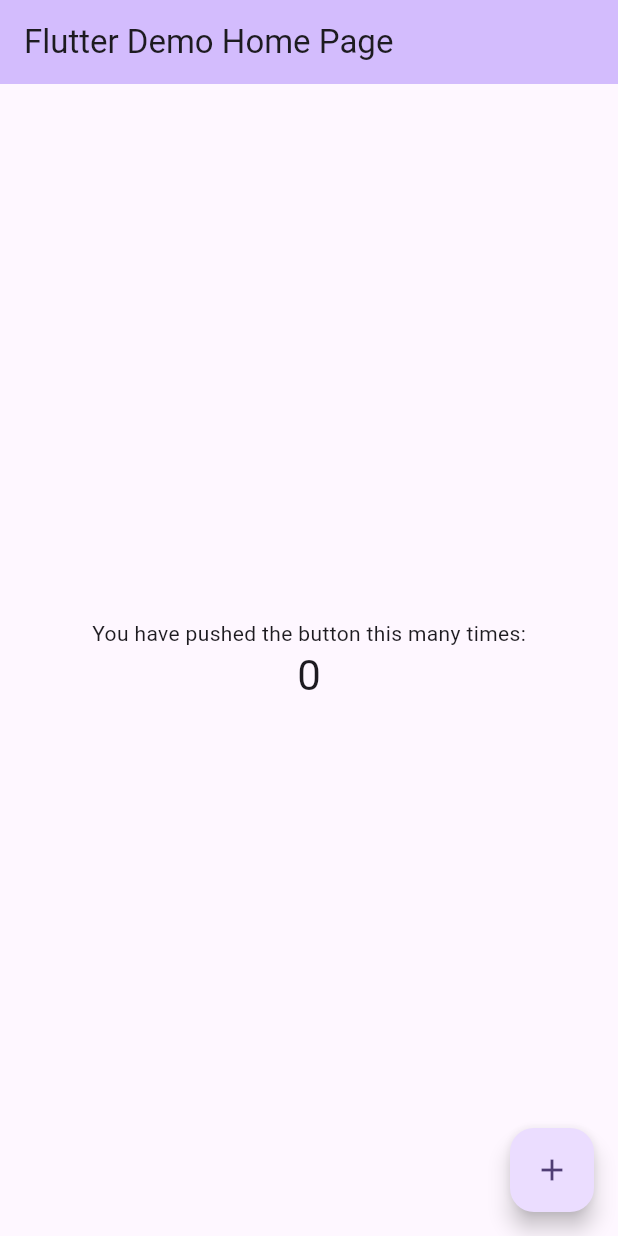
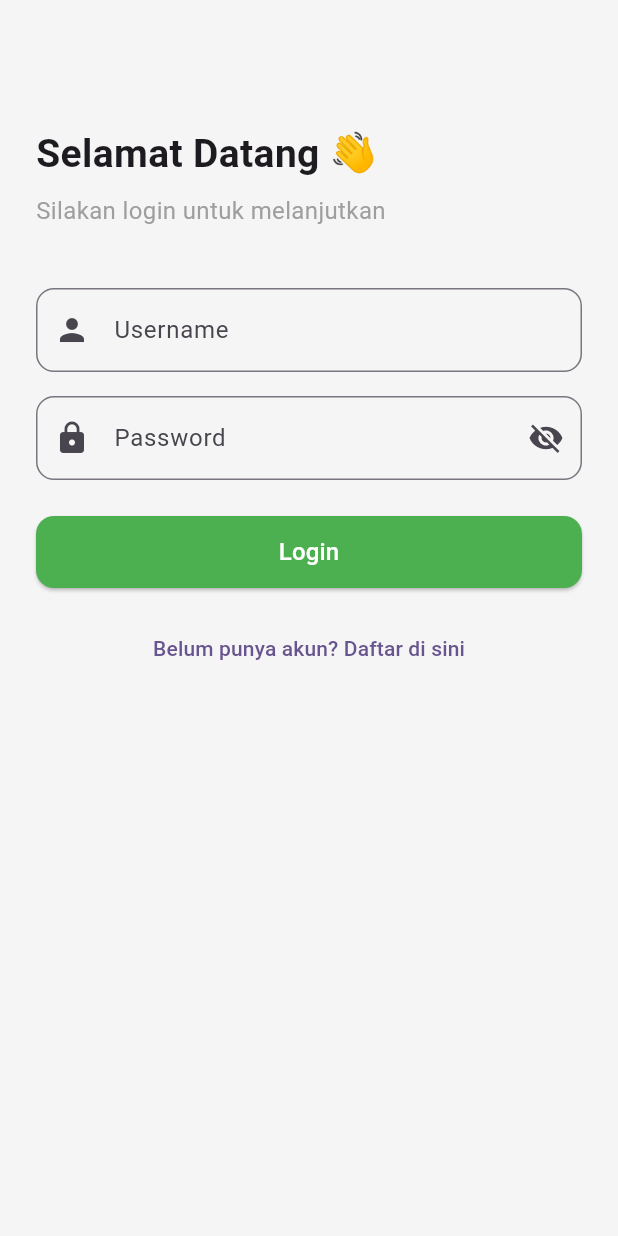
Before and after one commit to Defarrel/Posyandu_app, a Flutter app: the screen it shows after launch, on a phone screen of 412 x 824 dp. Run offline on Flutter 3.47's test engine with Material 3 defaults, Android fonts, the phone set to English and light mode, and no system bars; our stand-ins replace dartz, flutter_secure_storage.

Commit message:
Membuat Login sederhana

```diff
--- /dev/null
+++ b/lib/data/models/request/auth/login_request_model.dart
@@ -0,0 +1,18 @@
+import 'dart:convert';
+
+class LoginRequestModel {
+  final String? username;
+  final String? password;
+
+  LoginRequestModel({this.username, this.password});
+
+  factory LoginRequestModel.fromJson(String str) =>
+      LoginRequestModel.fromMap(json.decode(str));
+
+  String toJson() => json.encode(toMap());
+
+  factory LoginRequestModel.fromMap(Map<String, dynamic> json) =>
+      LoginRequestModel(username: json["username"], password: json["password"]);
+
+  Map<String, dynamic> toMap() => {"username": username, "password": password};
+}
--- /dev/null
+++ b/lib/data/models/response/auth/login_reponse_model.dart
@@ -0,0 +1,41 @@
+import 'dart:convert';
+
+class AuthResponseModel {
+  final String? token;
+  final User? username;
+
+  AuthResponseModel({this.token, this.username});
+
+  factory AuthResponseModel.fromJson(String str) =>
+      AuthResponseModel.fromMap(json.decode(str));
+
+  factory AuthResponseModel.fromMap(Map<String, dynamic> json) =>
+      AuthResponseModel(
+        token: json["token"],
+        username: json["username"] == null
+            ? null
+            : User.fromMap(json["username"]),
+      );
+
+  Map<String, dynamic> toMap() => {
+    "token": token,
+    "username": username?.toMap(),
+  };
+}
+
+class User {
+  final int? id;
+  final String? username;
+  final String? role;
+
+  User({this.id, this.username, this.role});
+
+  factory User.fromMap(Map<String, dynamic> json) =>
+      User(id: json["id"], username: json["username"], role: json["role"]);
+
+  Map<String, dynamic> toMap() => {
+    "id": id,
+    "username": username,
+    "role": role,
+  };
+}
--- /dev/null
+++ b/lib/data/repository/auth_repository.dart
@@ -0,0 +1,55 @@
+import 'dart:convert';
+import 'dart:developer';
+import 'package:dartz/dartz.dart';
+import 'package:flutter_secure_storage/flutter_secure_storage.dart';
+import 'package:http/http.dart' as http;
+import 'package:posyandu_app/data/models/request/auth/login_request_model.dart';
+import 'package:posyandu_app/data/models/response/auth/login_reponse_model.dart';
+import 'package:posyandu_app/services/services_http_client.dart';
+
+class AuthRepository {
+  final ServiceHttpClient _serviceHttpClient;
+  final FlutterSecureStorage _secureStorage = const FlutterSecureStorage();
+
+  AuthRepository(this._serviceHttpClient);
+
+  // Login
+  Future<Either<String, AuthResponseModel>> login(
+    LoginRequestModel requestModel,
+  ) async {
+    try {
+      final http.Response response = await _serviceHttpClient.post(
+        "auth/login",
+        requestModel.toMap(),
+      );
+
+      final jsonResponse = json.decode(response.body);
+      if (response.statusCode == 200) {
+        final authResponse = AuthResponseModel.fromMap(jsonResponse);
+
+        await _secureStorage.write(
+          key: "authToken",
+          value: authResponse.token ?? '',
+        );
+        await _secureStorage.write(
+          key: "userId",
+          value: authResponse.username?.id.toString() ?? '',
+        );
+        await _secureStorage.write(
+          key: "userName",
+          value: authResponse.username?.username ?? '',
+        );
+
+        log("Login success: ${authResponse.username?.username}");
+        return Right(authResponse);
+      } else {
+        final message = jsonResponse['message'] ?? "Login failed";
+        log("Login failed: $message");
+        return Left(message);
+      }
+    } catch (e) {
+      log("Login exception: $e");
+      return Left("An error occurred while logging in.");
+    }
+  }
+}
--- a/lib/main.dart
+++ b/lib/main.dart
@@ -1,4 +1,5 @@
 import 'package:flutter/material.dart';
+import 'package:posyandu_app/presentation/auth/login_screen.dart';
 
 void main() {
   runApp(const MyApp());
@@ -11,112 +12,11 @@ class MyApp extends StatelessWidget {
   @override
   Widget build(BuildContext context) {
     return MaterialApp(
-      title: 'Flutter Demo',
+      title: 'PosyanduApp',
       theme: ThemeData(
-        // This is the theme of your application.
-        //
-        // TRY THIS: Try running your application with "flutter run". You'll see
-        // the application has a purple toolbar. Then, without quitting the app,
-        // try changing the seedColor in the colorScheme below to Colors.green
-        // and then invoke "hot reload" (save your changes or press the "hot
-        // reload" button in a Flutter-supported IDE, or press "r" if you used
-        // the command line to start the app).
-        //
-        // Notice that the counter didn't reset back to zero; the application
-        // state is not lost during the reload. To reset the state, use hot
-        // restart instead.
-        //
-        // This works for code too, not just values: Most code changes can be
-        // tested with just a hot reload.
         colorScheme: ColorScheme.fromSeed(seedColor: Colors.deepPurple),
       ),
-      home: const MyHomePage(title: 'Flutter Demo Home Page'),
+      home: LoginScreen(),
     );
   }
 }
-
-class MyHomePage extends StatefulWidget {
-  const MyHomePage({super.key, required this.title});
-
-  // This widget is the home page of your application. It is stateful, meaning
-  // that it has a State object (defined below) that contains fields that affect
-  // how it looks.
-
-  // This class is the configuration for the state. It holds the values (in this
-  // case the title) provided by the parent (in this case the App widget) and
-  // used by the build method of the State. Fields in a Widget subclass are
-  // always marked "final".
-
-  final String title;
-
-  @override
-  State<MyHomePage> createState() => _MyHomePageState();
-}
-
-class _MyHomePageState extends State<MyHomePage> {
-  int _counter = 0;
-
-  void _incrementCounter() {
-    setState(() {
-      // This call to setState tells the Flutter framework that something has
-      // changed in this State, which causes it to rerun the build method below
-      // so that the display can reflect the updated values. If we changed
-      // _counter without calling setState(), then the build method would not be
-      // called again, and so nothing would appear to happen.
-      _counter++;
-    });
-  }
-
-  @override
-  Widget build(BuildContext context) {
-    // This method is rerun every time setState is called, for instance as done
-    // by the _incrementCounter method above.
-    //
-    // The Flutter framework has been optimized to make rerunning build methods
-    // fast, so that you can just rebuild anything that needs updating rather
-    // than having to individually change instances of widgets.
-    return Scaffold(
-      appBar: AppBar(
-        // TRY THIS: Try changing the color here to a specific color (to
-        // Colors.amber, perhaps?) and trigger a hot reload to see the AppBar
-        // change color while the other colors stay the same.
-        backgroundColor: Theme.of(context).colorScheme.inversePrimary,
-        // Here we take the value from the MyHomePage object that was created by
-        // the App.build method, and use it to set our appbar title.
-        title: Text(widget.title),
-      ),
-      body: Center(
-        // Center is a layout widget. It takes a single child and positions it
-        // in the middle of the parent.
-        child: Column(
-          // Column is also a layout widget. It takes a list of children and
-          // arranges them vertically. By default, it sizes itself to fit its
-          // children horizontally, and tries to be as tall as its parent.
-          //
-          // Column has various properties to control how it sizes itself and
-          // how it positions its children. Here we use mainAxisAlignment to
-          // center the children vertically; the main axis here is the vertical
-          // axis because Columns are vertical (the cross axis would be
-          // horizontal).
-          //
-          // TRY THIS: Invoke "debug painting" (choose the "Toggle Debug Paint"
-          // action in the IDE, or press "p" in the console), to see the
-          // wireframe for each widget.
-          mainAxisAlignment: MainAxisAlignment.center,
-          children: <Widget>[
-            const Text('You have pushed the button this many times:'),
-            Text(
-              '$_counter',
-              style: Theme.of(context).textTheme.headlineMedium,
-            ),
-          ],
-        ),
-      ),
-      floatingActionButton: FloatingActionButton(
-        onPressed: _incrementCounter,
-        tooltip: 'Increment',
-        child: const Icon(Icons.add),
-      ), // This trailing comma makes auto-formatting nicer for build methods.
-    );
-  }
-}
--- /dev/null
+++ b/lib/presentation/auth/login_screen.dart
@@ -0,0 +1,155 @@
+import 'package:flutter/material.dart';
+import 'package:posyandu_app/data/models/request/auth/login_request_model.dart';
+import 'package:posyandu_app/data/repository/auth_repository.dart';
+import 'package:posyandu_app/presentation/home/home_screen.dart';
+import 'package:posyandu_app/services/services_http_client.dart';
+
+class LoginScreen extends StatefulWidget {
+  const LoginScreen({super.key});
+
+  @override
+  State<LoginScreen> createState() => _LoginScreenState();
+}
+
+class _LoginScreenState extends State<LoginScreen> {
+  final TextEditingController _usernameController = TextEditingController();
+  final TextEditingController _passwordController = TextEditingController();
+  final _formKey = GlobalKey<FormState>();
+  bool _isObscure = true;
+  bool _isLoading = false;
+
+  late AuthRepository _authRepository;
+
+  @override
+  void initState() {
+    super.initState();
+    _authRepository = AuthRepository(ServiceHttpClient());
+  }
+
+  Future<void> _handleLogin() async {
+    if (!_formKey.currentState!.validate()) return;
+
+    setState(() => _isLoading = true);
+
+    final loginRequest = LoginRequestModel(
+      username: _usernameController.text.trim(),
+      password: _passwordController.text.trim(),
+    );
+
+    final result = await _authRepository.login(loginRequest);
+
+    result.fold(
+      (error) {
+        ScaffoldMessenger.of(
+          context,
+        ).showSnackBar(SnackBar(content: Text(error)));
+      },
+      (response) {
+        ScaffoldMessenger.of(
+          context,
+        ).showSnackBar(const SnackBar(content: Text("Login berhasil")));
+
+        Navigator.push(
+          context,
+          MaterialPageRoute(builder: (_) => const HomeScreen()),
+        );
+      },
+    );
+
+    setState(() => _isLoading = false);
+  }
+
+  @override
+  Widget build(BuildContext context) {
+    return Scaffold(
+      backgroundColor: Colors.grey[100],
+      body: SafeArea(
+        child: SingleChildScrollView(
+          padding: const EdgeInsets.all(24),
+          child: Form(
+            key: _formKey,
+            child: Column(
+              crossAxisAlignment: CrossAxisAlignment.start,
+              children: [
+                const SizedBox(height: 60),
+                const Text(
+                  "Selamat Datang 👋",
+                  style: TextStyle(fontSize: 26, fontWeight: FontWeight.bold),
+                ),
+                const SizedBox(height: 8),
+                const Text(
+                  "Silakan login untuk melanjutkan",
+                  style: TextStyle(fontSize: 16, color: Colors.grey),
+                ),
+                const SizedBox(height: 40),
+                TextFormField(
+                  controller: _usernameController,
+                  decoration: InputDecoration(
+                    labelText: 'Username',
+                    prefixIcon: const Icon(Icons.person),
+                    border: OutlineInputBorder(
+                      borderRadius: BorderRadius.circular(12),
+                    ),
+                  ),
+                  validator: (value) => value == null || value.isEmpty
+                      ? 'Masukkan username'
+                      : null,
+                ),
+                const SizedBox(height: 16),
+                TextFormField(
+                  controller: _passwordController,
+                  obscureText: _isObscure,
+                  decoration: InputDecoration(
+                    labelText: 'Password',
+                    prefixIcon: const Icon(Icons.lock),
+                    suffixIcon: IconButton(
+                      icon: Icon(
+                        _isObscure ? Icons.visibility_off : Icons.visibility,
+                      ),
+                      onPressed: () => setState(() => _isObscure = !_isObscure),
+                    ),
+                    border: OutlineInputBorder(
+                      borderRadius: BorderRadius.circular(12),
+                    ),
+                  ),
+                  validator: (value) => value == null || value.isEmpty
+                      ? 'Masukkan password'
+                      : null,
+                ),
+                const SizedBox(height: 24),
+                SizedBox(
+                  width: double.infinity,
+                  height: 48,
+                  child: ElevatedButton(
+                    onPressed: _isLoading ? null : _handleLogin,
+                    style: ElevatedButton.styleFrom(
+                      backgroundColor: Colors.green,
+                      shape: RoundedRectangleBorder(
+                        borderRadius: BorderRadius.circular(12),
+                      ),
+                    ),
+                    child: _isLoading
+                        ? const CircularProgressIndicator(color: Colors.white)
+                        : const Text(
+                            'Login',
+                            style: TextStyle(fontSize: 16, color: Colors.white),
+                          ),
+                  ),
+                ),
+                const SizedBox(height: 16),
+                Center(
+                  child: TextButton(
+                    onPressed: () {
+                      Navigator.pushNamed(context, '/register');
+                    },
+                    child: const Text("Belum punya akun? Daftar di sini"),
+                  ),
+                ),
+              ],
+            ),
+          ),
+        ),
+      ),
+    );
+  }
+}
```
Also changed, not shown: lib/presentation/home/home_screen.dart (added, +15 -0 lines), lib/services/services_http_client.dart (added, +113 -0 lines), pubspec.yaml (+20 -6 lines), pubspec.lock, 6 other files.
